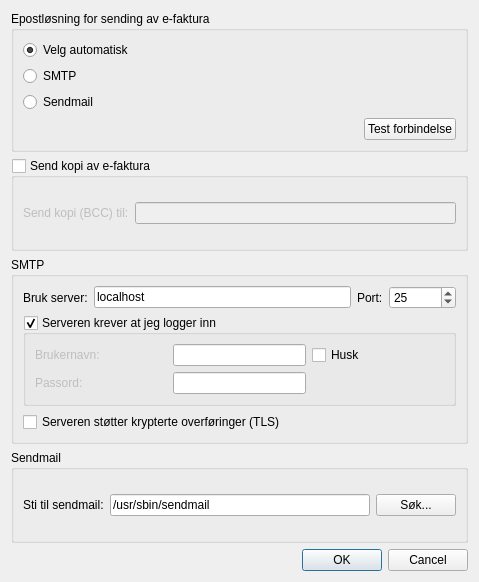
Qt form finfaktura/ui/epost.ui (kkoksvik/finfaktura) before a commit.
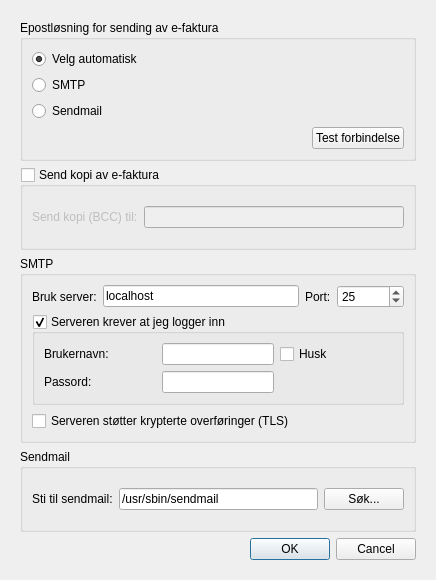
The same form after that commit.

Commit message: legger til scrollarea på epost- og firmainfo-vinduet (issue#35)

Diff of the .ui file:
```diff
--- a/finfaktura/ui/epost.ui
+++ b/finfaktura/ui/epost.ui
@@ -5,25 +5,36 @@
    <rect>
     <x>0</x>
     <y>0</y>
-    <width>479</width>
-    <height>582</height>
+    <width>436</width>
+    <height>580</height>
    </rect>
   </property>
   <property name="windowTitle" >
    <string>Oppsett av epost</string>
   </property>
+  <layout class="QGridLayout" name="gridLayout_2" >
+   <item row="0" column="0" >
+    <widget class="QScrollArea" name="scrollArea" >
+     <property name="frameShape" >
+      <enum>QFrame::NoFrame</enum>
+     </property>
+     <property name="lineWidth" >
+      <number>0</number>
+     </property>
+     <property name="widgetResizable" >
+      <bool>true</bool>
+     </property>
+     <widget class="QWidget" name="scrollAreaWidgetContents" >
+      <property name="geometry" >
+       <rect>
+        <x>0</x>
+        <y>0</y>
+        <width>428</width>
+        <height>572</height>
+       </rect>
+      </property>
   <layout class="QGridLayout" name="gridLayout_3" >
-   <item row="4" column="0" >
-    <widget class="QDialogButtonBox" name="buttonBox" >
-     <property name="orientation" >
-      <enum>Qt::Horizontal</enum>
-     </property>
-     <property name="standardButtons" >
-      <set>QDialogButtonBox::Cancel|QDialogButtonBox::Ok</set>
-     </property>
-    </widget>
-   </item>
-   <item row="0" column="0" >
+       <item row="0" column="0" colspan="2" >
     <widget class="QGroupBox" name="epostLosning" >
      <property name="title" >
       <string>Epostløsning for sending av e-faktura</string>
@@ -104,7 +115,7 @@
      <zorder>epostLosningTest</zorder>
     </widget>
    </item>
-   <item row="1" column="0" >
+       <item row="1" column="0" colspan="2" >
     <widget class="QGroupBox" name="sendKopi" >
      <property name="title" >
       <string>Send kopi av e-faktura</string>
@@ -138,7 +149,7 @@
      </layout>
     </widget>
    </item>
-   <item row="3" column="0" >
+       <item row="4" column="0" colspan="2" >
     <widget class="QGroupBox" name="boxSendmail" >
      <property name="title" >
       <string>Sendmail</string>
@@ -172,9 +183,23 @@
        </widget>
       </item>
      </layout>
-    </widget>
-   </item>
-   <item row="2" column="0" >
+         <zorder>textLabel5_4</zorder>
+         <zorder>sendmailSti</zorder>
+         <zorder>sendmailSok</zorder>
+         <zorder>buttonBox</zorder>
+        </widget>
+       </item>
+       <item row="5" column="1" >
+        <widget class="QDialogButtonBox" name="buttonBox" >
+         <property name="orientation" >
+          <enum>Qt::Horizontal</enum>
+         </property>
+         <property name="standardButtons" >
+          <set>QDialogButtonBox::Cancel|QDialogButtonBox::Ok</set>
+         </property>
+        </widget>
+       </item>
+       <item row="3" column="0" colspan="2" >
     <widget class="QGroupBox" name="boxSMTP" >
      <property name="title" >
       <string>SMTP</string>
@@ -251,6 +276,12 @@
       </item>
       <item row="1" column="0" >
        <widget class="QGroupBox" name="smtpAuth" >
+            <property name="enabled" >
+             <bool>true</bool>
+            </property>
+            <property name="toolTip" >
+             <string>Brukernavn og passord for SMTP Auth</string>
+            </property>
         <property name="title" >
          <string>Serveren krever at jeg logger inn</string>
         </property>
@@ -260,11 +291,14 @@
         <property name="checkable" >
          <bool>true</bool>
         </property>
+            <property name="checked" >
+             <bool>true</bool>
+            </property>
         <layout class="QGridLayout" name="gridLayout_7" >
          <item row="0" column="0" >
           <widget class="QLabel" name="textLabel3_4" >
            <property name="enabled" >
-            <bool>false</bool>
+                <bool>true</bool>
            </property>
            <property name="text" >
             <string>Brukernavn:</string>
@@ -303,7 +337,7 @@
          <item row="1" column="0" >
           <widget class="QLabel" name="textLabel3_4_2" >
            <property name="enabled" >
-            <bool>false</bool>
+                <bool>true</bool>
            </property>
            <property name="text" >
             <string>Passord:</string>
@@ -336,6 +370,10 @@
        </widget>
       </item>
      </layout>
+        </widget>
+       </item>
+      </layout>
+     </widget>
     </widget>
    </item>
   </layout>
```
Lines whose indentation alone changed are shown as unchanged. The commit also changes 1 other file.
